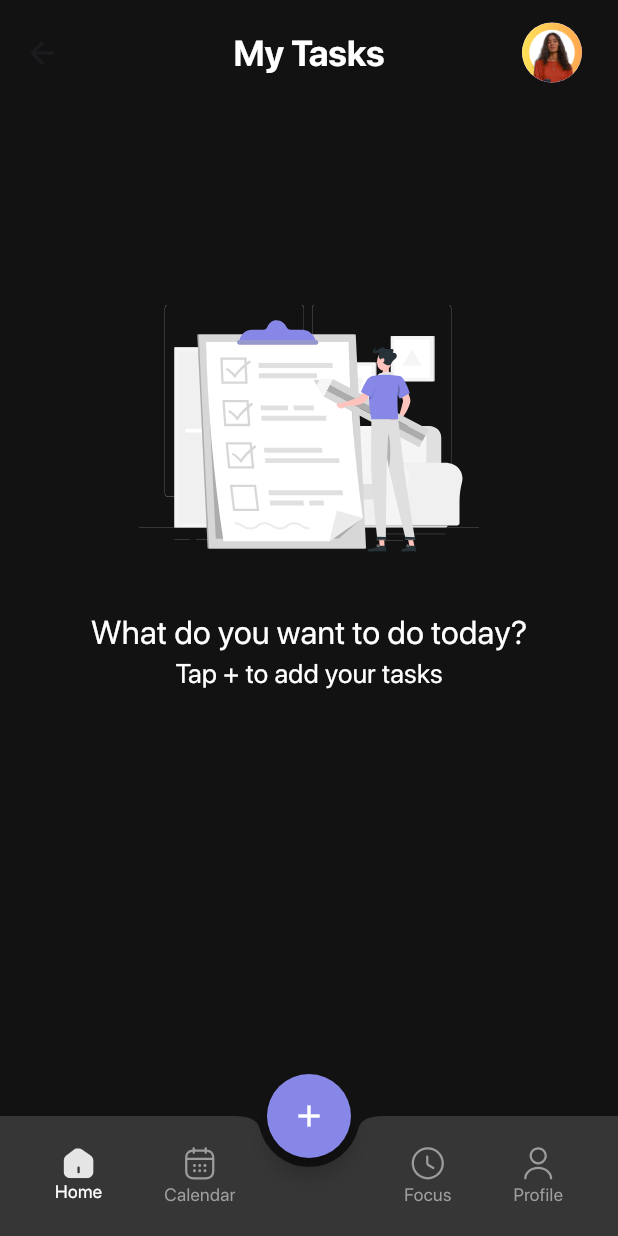
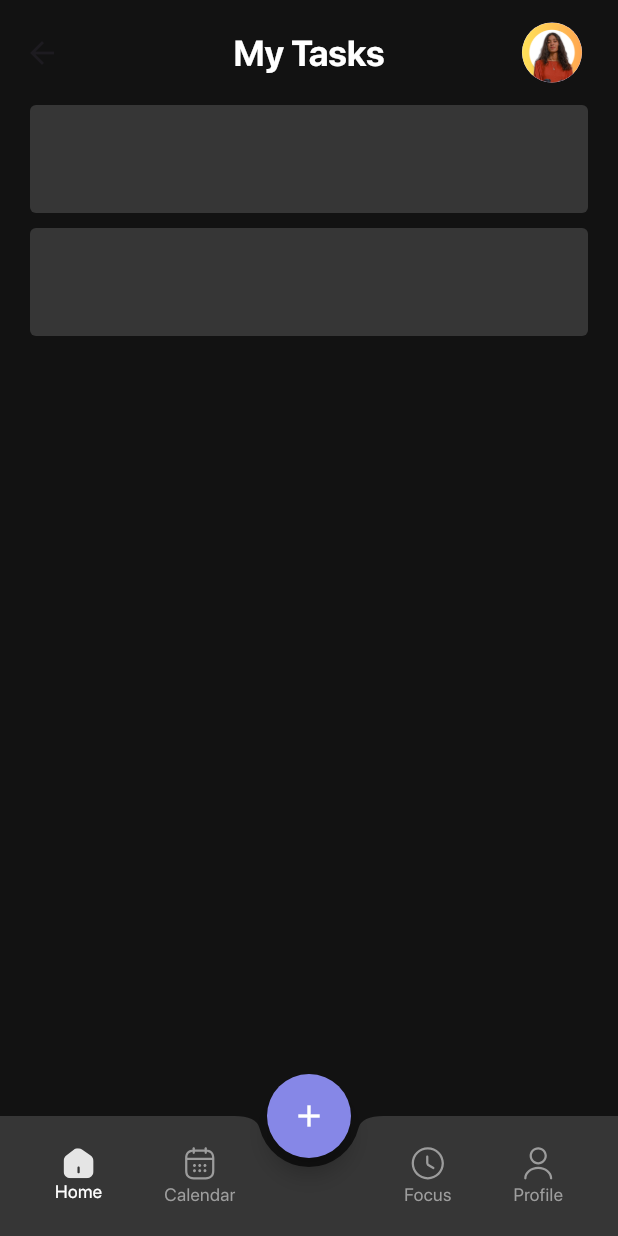
Before and after one commit to farzask/todolist, a Flutter app: the HomePage screen opened directly, on a phone screen of 412 x 824 dp. Run offline on Flutter 3.47's test engine with Material 3 defaults, Android fonts, the phone set to English and light mode, and no system bars; our stand-ins replace firebase_auth, firebase_core, flutter_dotenv, flutter_svg; accounts and stored records are empty.

Commit message:
minor changes

```diff
--- a/lib/pages/home.dart
+++ b/lib/pages/home.dart
@@ -11,6 +11,13 @@ class HomePage extends StatefulWidget {
 }
 
 int _selectedIndex = 0;
+List tasksList = [
+  [
+    'Learn coding',
+    false,
+  ],
+  ['Water plants', false]
+];
 
 class _HomePageState extends State<HomePage> {
   @override
@@ -19,15 +26,14 @@ class _HomePageState extends State<HomePage> {
       backgroundColor: const Color(0xff121212),
       appBar: appbar(),
       body: SafeArea(
-        child: SingleChildScrollView(
         child: SizedBox(
           height: MediaQuery.of(context).size.height,
           width: MediaQuery.of(context).size.width,
           child: Column(
             children: [
-                noTasks(),
+              // if (tasks.isEmpty) {} else {noTasks()},
+              tasks(),
             ],
-            ),
           ),
         ),
       ),
@@ -57,6 +63,32 @@ class _HomePageState extends State<HomePage> {
             buildNavBar('assets/icons/user.svg', 'Profile', 3),
           ],
         ),
+      ),
+    );
+  }
+
+  Widget tasks() {
+    return SizedBox(
+      height: 500,
+      child: ListView.separated(
+        separatorBuilder: (context, index) => const SizedBox(
+          height: 10,
+        ),
+        scrollDirection: Axis.vertical,
+        itemCount: tasksList.length,
+        itemBuilder: (BuildContext context, index) {
+          return Padding(
+            padding: const EdgeInsets.only(left: 20, right: 20),
+            child: Container(
+              height: 72,
+              width: 327,
+              decoration: BoxDecoration(
+                color: const Color(0xff363636),
+                borderRadius: BorderRadius.circular(4),
+              ),
+            ),
+          );
+        },
       ),
     );
   }
--- a/pubspec.yaml
+++ b/pubspec.yaml
@@ -39,6 +39,7 @@ dependencies:
   firebase_core: ^2.24.2
   dotenv: ^4.2.0
   flutter_dotenv: ^5.1.0
+  firebase_auth: ^4.16.0
 
 dev_dependencies:
   flutter_test:
```
Also changed, not shown: lib/main.dart (+3 -4 lines), pubspec.lock, 3 other files. Lines whose indentation alone changed are shown as unchanged.
